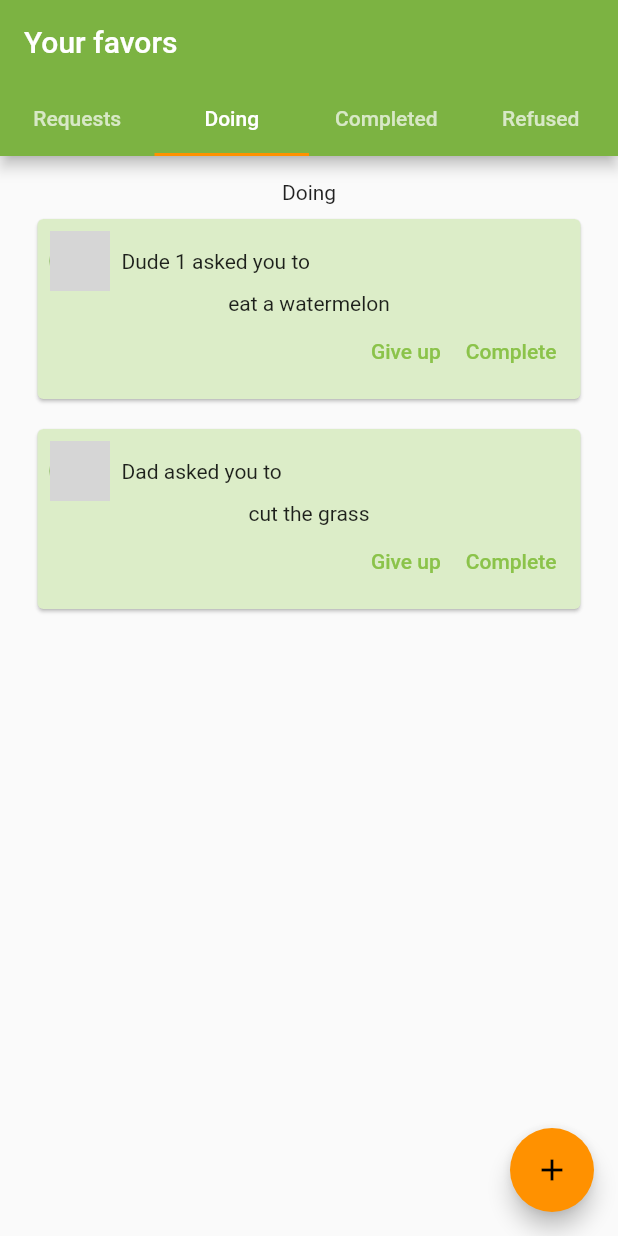
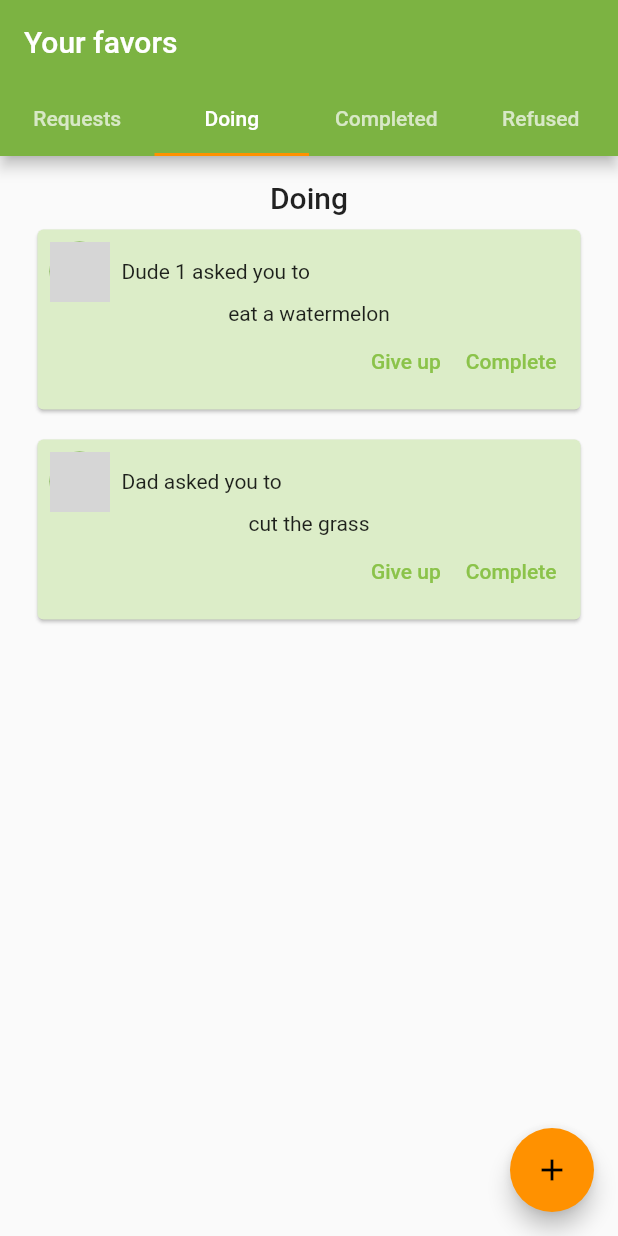
Before and after one commit to RyouMon/FavorManagerApp, a Flutter app: the screen it shows after launch, tab 2 chosen, on a phone screen of 412 x 824 dp. Run offline on Flutter 3.47's test engine with Material 2 defaults, Android fonts, the phone set to English and light mode, and no system bars; our stand-ins replace datetime_picker_formfield; network calls fail; grey boxes are pictures that could not be loaded.

Commit message:
refactor: styling title

```diff
--- a/lib/main.dart
+++ b/lib/main.dart
@@ -144,10 +144,17 @@ class FavorsList extends StatelessWidget {
 
   @override
   Widget build(BuildContext context) {
+    final titleStyle = Theme.of(context).textTheme.headline6;
+
     return Column(
       mainAxisSize: MainAxisSize.max,
       children: <Widget>[
-        Padding(padding: EdgeInsets.only(top: 16.0), child: Text(title)),
+        Padding(
+            padding: EdgeInsets.only(top: 16.0),
+            child: Text(
+              title,
+              style: titleStyle,
+            )),
         Expanded(
             child: ListView.builder(
                 itemBuilder: (BuildContext context, int index) {
```
